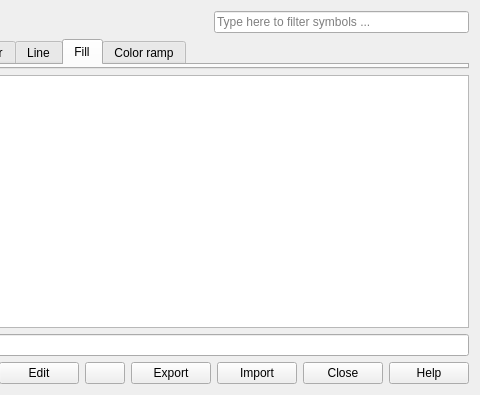
Old version of the form src/ui/qgsstylev2managerdialogbase.ui in the repository qgis/QGIS; both pictures show x 237 to 717 and y 0 to 395 of the 717 by 395 pixel window.
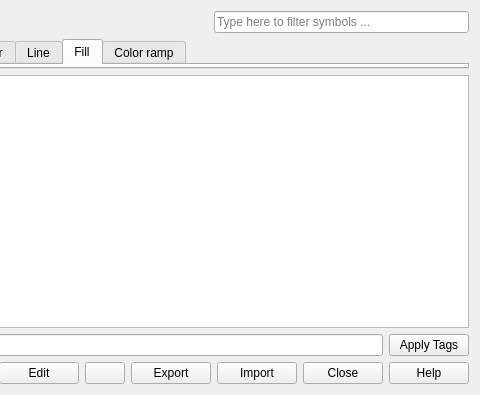
New version of the form. Icons and pictures are not drawn.

```diff
--- a/src/ui/qgsstylev2managerdialogbase.ui
+++ b/src/ui/qgsstylev2managerdialogbase.ui
@@ -292,6 +292,13 @@
      <item>
       <widget class="QLineEdit" name="tagsLineEdit"/>
      </item>
+     <item>
+      <widget class="QPushButton" name="tagBtn">
+       <property name="text">
+        <string>Apply Tags</string>
+       </property>
+      </widget>
+     </item>
     </layout>
    </item>
   </layout>
```
